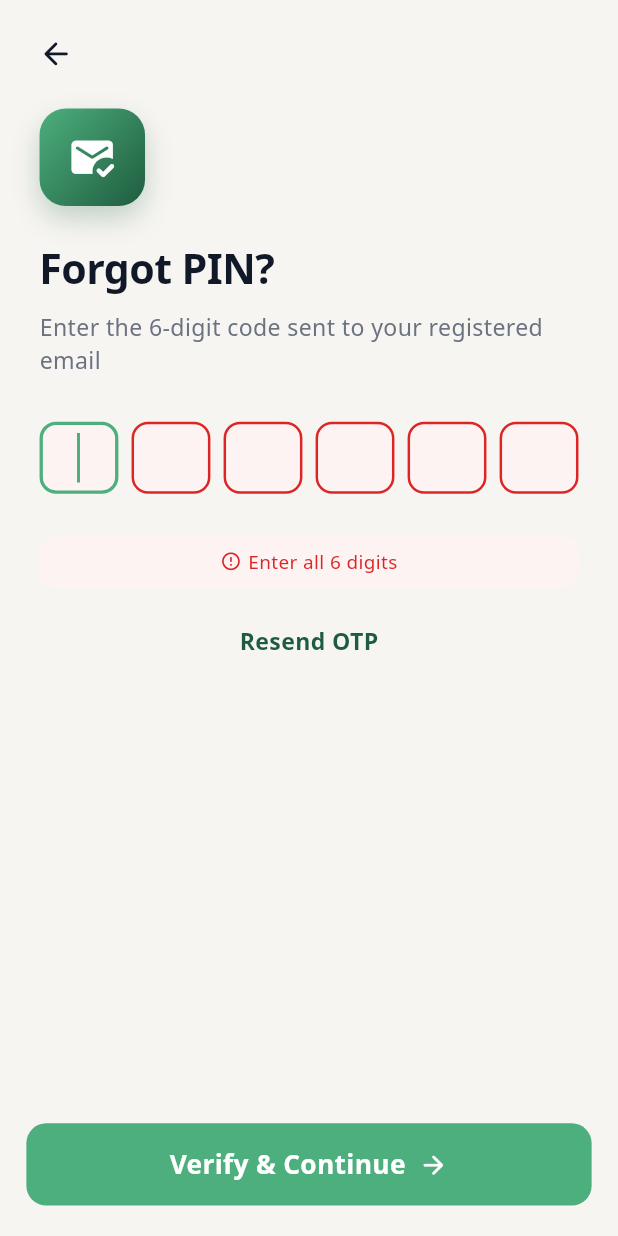
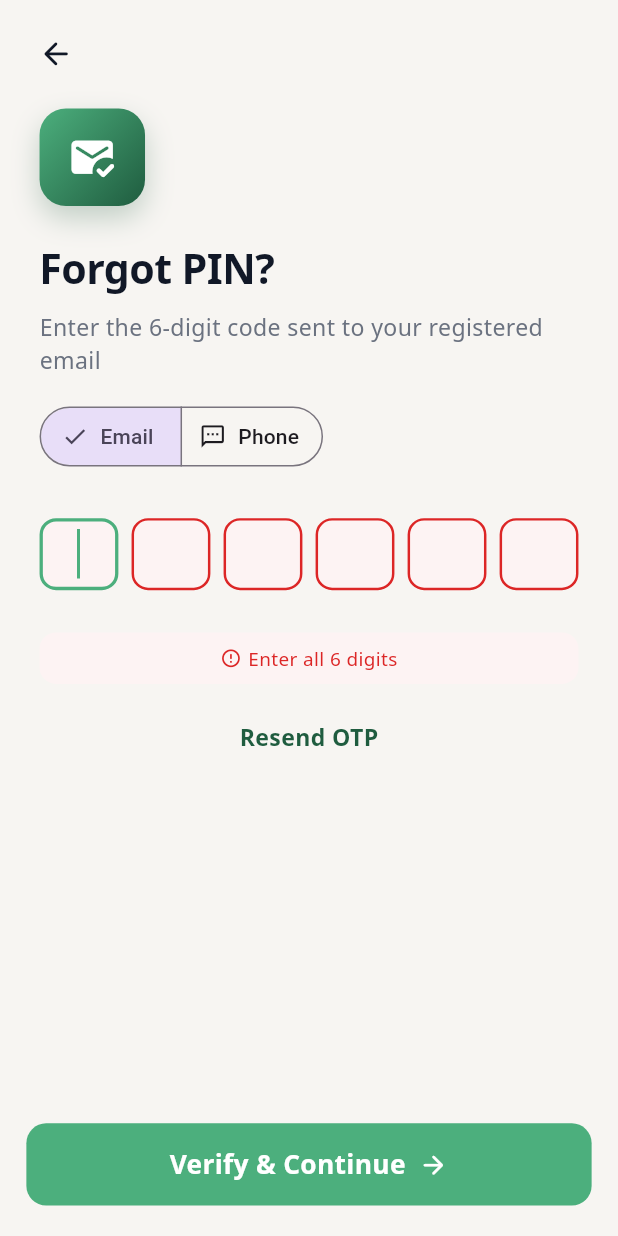
Before and after one commit to Techfrenz-Tech-Solutions/MoneyTries, a Flutter app: the _ForgotLoginPinBody screen opened directly, after a tap on "Verify & Continue", on a phone screen of 412 x 824 dp. Run offline on Flutter 3.47's test engine with Material 3 defaults, Android fonts, the phone set to English and light mode, and no system bars; our stand-ins replace audioplayers, device_info_plus, firebase_core, firebase_messaging, flutter_image_compress, flutter_local_notifications and 3 more; accounts and stored records are empty; network calls fail; statements that could not run were skipped.

Commit message:
feat(security): add email and phone login PIN recovery

```diff
--- a/lib/data/security/security_repository.dart
+++ b/lib/data/security/security_repository.dart
@@ -448,10 +448,10 @@ class SecurityRepository {
     }
   }
 
-  /// Emails a 6-digit OTP to the account's registered address. Also powers
-  /// "Resend OTP" — the backend enforces a resend cooldown and a rolling
-  /// rate-limit window independently of this call.
-  Future<ForgotLoginPinOtpResult> sendForgotLoginPinOtp() async {
+  /// Sends a 6-digit OTP to the account's registered email address or phone.
+  /// Also powers resend and channel switching; the backend owns cooldown and
+  /// rolling rate-limit enforcement.
+  Future<ForgotLoginPinOtpResult> sendForgotLoginPinOtp(String channel) async {
     try {
       final token = await _getToken();
       if (token == null) {
@@ -465,13 +465,14 @@ class SecurityRepository {
           .post(
             Uri.parse('$_kBaseUrl/api/security/pin/login/forgot/send-otp'),
             headers: _authHeader(token),
+            body: jsonEncode({'channel': channel}),
           )
           .timeout(const Duration(seconds: 15));
 
       final body = jsonDecode(res.body) as Map<String, dynamic>;
       final success = res.statusCode == 200 && body['success'] == true;
       final message = body['message']?.toString() ??
-          (success ? 'OTP sent to your registered email address.' : 'Failed to send OTP.');
+          (success ? 'OTP sent successfully.' : 'Failed to send OTP.');
 
       return ForgotLoginPinOtpResult.fromJson(body, success: success, message: message);
     } on SocketException {
@@ -487,7 +488,7 @@ class SecurityRepository {
     }
   }
 
-  /// Verifies the OTP emailed by sendForgotLoginPinOtp(). On success, the
+  /// Verifies the OTP delivered by sendForgotLoginPinOtp(). On success, the
   /// backend opens the same verified window used by the existing Change
   /// Login PIN flow, so the caller should proceed straight to
   /// updateLoginPin() for the "Set New PIN" / "Confirm New PIN" step.
--- a/lib/models/security/security_model.dart
+++ b/lib/models/security/security_model.dart
@@ -144,6 +144,9 @@ class ForgotLoginPinOtpResult {
   final int remainingAttempts;
   final int expiresInSeconds;
   final String? email;
+  final String? phone;
+  final String? channel;
+  final String? destination;
 
   const ForgotLoginPinOtpResult({
     required this.success,
@@ -154,6 +157,9 @@ class ForgotLoginPinOtpResult {
     this.remainingAttempts = 5,
     this.expiresInSeconds = 300,
     this.email,
+    this.phone,
+    this.channel,
+    this.destination,
   });
 
   factory ForgotLoginPinOtpResult.fromJson(
@@ -167,11 +173,19 @@ class ForgotLoginPinOtpResult {
       message: message,
       locked: data['locked'] == true,
       lockedRemainingSeconds:
-          (data['remaining_seconds'] as num?)?.toInt() ?? 0,
-      retryAfterSeconds: (data['retry_after_seconds'] as num?)?.toInt() ?? 0,
+          (data['remaining_seconds'] as num?)?.toInt() ??
+          (data['locked_remaining_seconds'] as num?)?.toInt() ??
+          0,
+      retryAfterSeconds:
+          (data['retry_after_seconds'] as num?)?.toInt() ??
+          (data['resend_cooldown_seconds'] as num?)?.toInt() ??
+          0,
       remainingAttempts: (data['remaining_attempts'] as num?)?.toInt() ?? 5,
       expiresInSeconds: (data['expires_in_seconds'] as num?)?.toInt() ?? 300,
       email: data['email']?.toString(),
+      phone: data['phone']?.toString(),
+      channel: data['channel']?.toString(),
+      destination: data['destination']?.toString(),
     );
   }
 }
--- a/lib/viewmodels/security/security_viewmodel.dart
+++ b/lib/viewmodels/security/security_viewmodel.dart
@@ -170,6 +170,12 @@ class SecurityViewModel extends ChangeNotifier {
 
   String? _forgotPinEmailMasked;
   String? get forgotPinEmailMasked => _forgotPinEmailMasked;
+
+  String _forgotPinChannel = 'EMAIL';
+  String get forgotPinChannel => _forgotPinChannel;
+
+  String? _forgotPinDestinationMasked;
+  String? get forgotPinDestinationMasked => _forgotPinDestinationMasked;
 
   int _forgotPinOtpExpirySeconds = 300;
   int get forgotPinOtpExpirySeconds => _forgotPinOtpExpirySeconds;
@@ -542,6 +548,8 @@ class SecurityViewModel extends ChangeNotifier {
     _isVerifyingForgotPinOtp = false;
     _forgotPinError = null;
     _forgotPinEmailMasked = null;
+    _forgotPinChannel = 'EMAIL';
+    _forgotPinDestinationMasked = null;
     _forgotPinOtpExpirySeconds = 300;
     _forgotPinOtpVerified = false;
     _isForgotPinLocked = false;
@@ -557,6 +565,10 @@ class SecurityViewModel extends ChangeNotifier {
   Future<void> loadForgotLoginPinStatus() async {
     final status = await _repo.getForgotLoginPinStatus();
     _forgotPinEmailMasked = status.email ?? _forgotPinEmailMasked;
+    _forgotPinChannel = status.channel ?? _forgotPinChannel;
+    _forgotPinDestinationMasked = status.destination ??
+        (_forgotPinChannel == 'PHONE' ? status.phone : status.email) ??
+        _forgotPinDestinationMasked;
     if (status.locked && status.lockedRemainingSeconds > 0) {
       _startForgotPinLockCountdown(status.lockedRemainingSeconds);
     } else if (status.retryAfterSeconds > 0) {
@@ -595,12 +607,15 @@ class SecurityViewModel extends ChangeNotifier {
     });
   }
 
-  /// Emails a 6-digit OTP to the account's registered address. Also used
-  /// for "Resend OTP" — the backend enforces the resend cooldown / rate
-  /// limit regardless, but canResendForgotPinOtp lets the UI disable the
-  /// button proactively too. Returns true if the OTP was sent.
-  Future<bool> sendForgotLoginPinOtp() async {
-    if (_isForgotPinLocked || !canResendForgotPinOtp || _isSendingForgotPinOtp) {
+  /// Sends a 6-digit OTP over the selected channel. Switching channels is
+  /// allowed during the resend cooldown because the backend invalidates the
+  /// previous code and explicitly permits that transition.
+  Future<bool> sendForgotLoginPinOtp({String? channel}) async {
+    final requestedChannel = channel ?? _forgotPinChannel;
+    final switchingChannel = requestedChannel != _forgotPinChannel;
+    if (_isForgotPinLocked ||
+        (!switchingChannel && !canResendForgotPinOtp) ||
+        _isSendingForgotPinOtp) {
       return false;
     }
 
@@ -608,11 +623,15 @@ class SecurityViewModel extends ChangeNotifier {
     _forgotPinError = null;
     notifyListeners();
 
-    final result = await _repo.sendForgotLoginPinOtp();
+    final result = await _repo.sendForgotLoginPinOtp(requestedChannel);
     _isSendingForgotPinOtp = false;
 
     if (result.success) {
       _forgotPinEmailMasked = result.email ?? _forgotPinEmailMasked;
+      _forgotPinChannel = result.channel ?? requestedChannel;
+      _forgotPinDestinationMasked = result.destination ??
+          (_forgotPinChannel == 'PHONE' ? result.phone : result.email) ??
+          _forgotPinDestinationMasked;
       _forgotPinOtpExpirySeconds = result.expiresInSeconds;
       _forgotPinOtpEntry.clear();
       _forgotPinError = null;
--- a/lib/views/auth/forgot_login_pin_screen.dart
+++ b/lib/views/auth/forgot_login_pin_screen.dart
@@ -1,11 +1,11 @@
 // lib/views/auth/forgot_login_pin_screen.dart
 //
-// Login PIN → Forgot PIN? (email OTP recovery)
+// Login PIN → Forgot PIN? (email or phone OTP recovery)
 //
 // Reached from AppPinScreen ("Enter your PIN") when the user taps
 // "Forgot PIN?". Flow:
-//   1. ForgotLoginPinScreen — an OTP is emailed to the account's registered
-//      address automatically on open (and via "Resend OTP"). The user
+//   1. ForgotLoginPinScreen — an OTP is sent to the account's registered
+//      email by default, with an option to switch to SMS. The user
 //      enters the 6-digit code; it's verified against the backend, with
 //      expiry, resend cooldown, and a 5-attempt lockout all enforced
 //      server-side (see SecurityViewModel.sendForgotLoginPinOtp /
@@ -196,7 +196,13 @@ class _ForgotLoginPinBodyState extends State<_ForgotLoginPinBody> {
                             ],
                           ),
                           child: Center(
-                            child: Icon(Icons.mark_email_read_rounded, size: 30.sp, color: Colors.white),
+                            child: Icon(
+                              vm.forgotPinChannel == 'EMAIL'
+                                  ? Icons.mark_email_read_rounded
+                                  : Icons.sms_rounded,
+                              size: 30.sp,
+                              color: Colors.white,
+                            ),
                           ),
                         ),
 
@@ -215,7 +221,7 @@ class _ForgotLoginPinBodyState extends State<_ForgotLoginPinBody> {
                         ),
                         SizedBox(height: 8.h),
                         Text(
-                          'Enter the 6-digit code sent to your registered email',
+                          'Enter the 6-digit code sent to your registered ${vm.forgotPinChannel == 'EMAIL' ? 'email' : 'phone'}',
                           style: TextStyle(
                             fontFamily: AppFonts.primary,
                             fontFamilyFallback: AppFonts.fallbacks,
@@ -225,7 +231,32 @@ class _ForgotLoginPinBodyState extends State<_ForgotLoginPinBody> {
                           ),
                         ),
 
-                        if (vm.forgotPinEmailMasked != null) ...[
+                        SizedBox(height: 16.h),
+                        SegmentedButton<String>(
+                          segments: const [
+                            ButtonSegment(
+                              value: 'EMAIL',
+                              icon: Icon(Icons.email_outlined),
+                              label: Text('Email'),
+                            ),
+                            ButtonSegment(
+                              value: 'PHONE',
+                              icon: Icon(Icons.sms_outlined),
+                              label: Text('Phone'),
+                            ),
+                          ],
+                          selected: {vm.forgotPinChannel},
+                          onSelectionChanged: vm.isSendingForgotPinOtp || vm.isForgotPinLocked
+                              ? null
+                              : (selection) async {
+                                  final channel = selection.first;
+                                  if (channel == vm.forgotPinChannel) return;
+                                  _clearBoxes();
+                                  await vm.sendForgotLoginPinOtp(channel: channel);
+                                },
+                        ),
+
+                        if (vm.forgotPinDestinationMasked != null) ...[
                           SizedBox(height: 10.h),
                           Container(
                             padding: EdgeInsets.symmetric(horizontal: 14.w, vertical: 8.h),
@@ -237,10 +268,16 @@ class _ForgotLoginPinBodyState extends State<_ForgotLoginPinBody> {
                             child: Row(
                               mainAxisSize: MainAxisSize.min,
                               children: [
-                                Icon(Icons.mail_outline_rounded, size: 14.sp, color: _brandGreen),
+                                Icon(
+                                  vm.forgotPinChannel == 'EMAIL'
+                                      ? Icons.mail_outline_rounded
+                                      : Icons.phone_android_rounded,
+                                  size: 14.sp,
+                                  color: _brandGreen,
+                                ),
                                 SizedBox(width: 6.w),
                                 Text(
-                                  vm.forgotPinEmailMasked!,
+                                  vm.forgotPinDestinationMasked!,
                                   style: TextStyle(
                                     fontFamily: AppFonts.primary,
                                     fontFamilyFallback: AppFonts.fallbacks,
```
